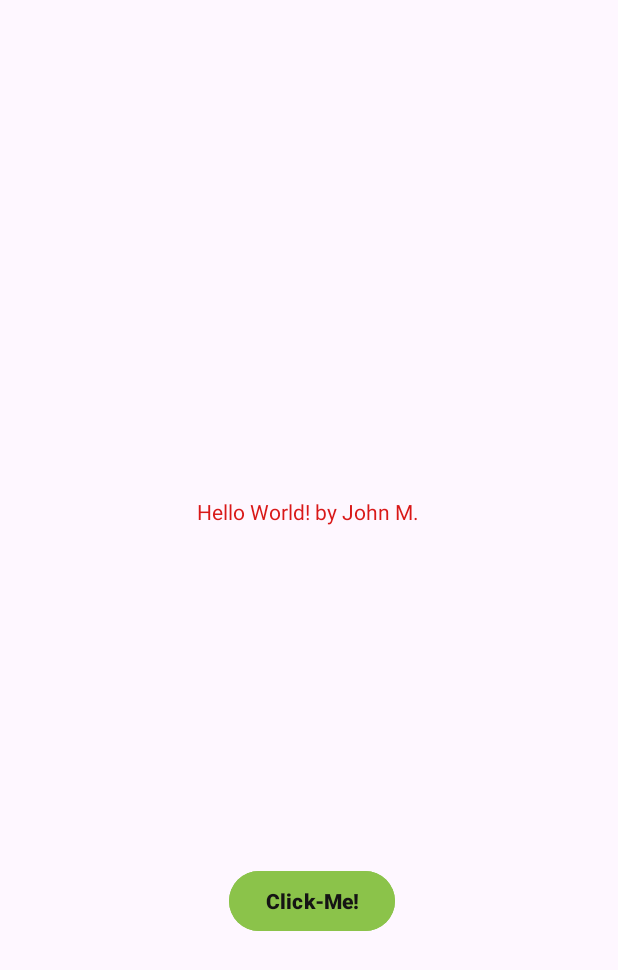
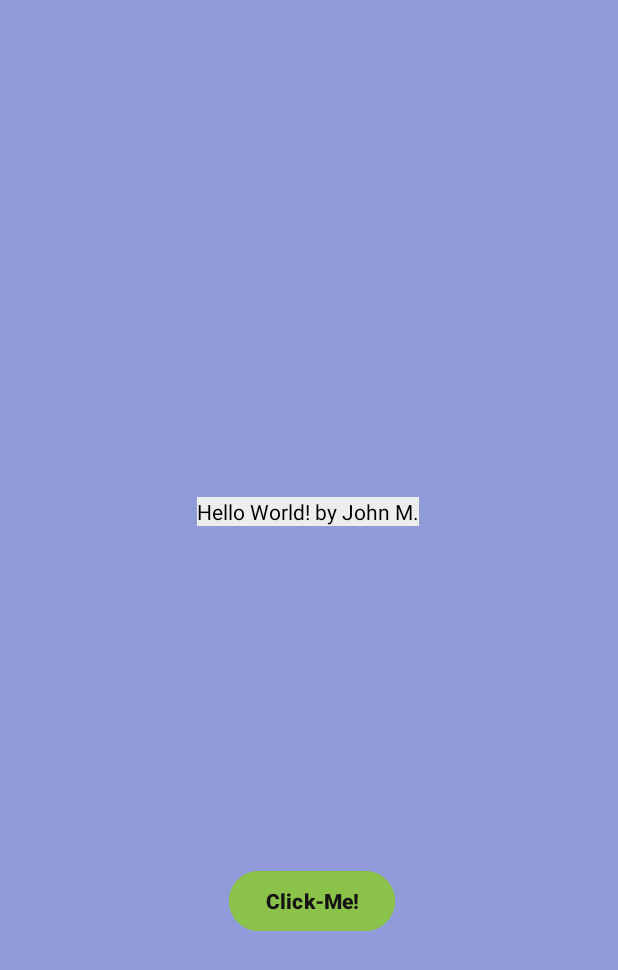
Before and after one commit to JMaca/BCS371_HelloWorld, an Android app: the screen it shows after launch (MainActivity), on a phone screen of 412 x 824 dp. Shown: the top 970 px of the screen. Run offline under Robolectric (Android 15) with nearby library versions, the phone set to English and light mode, and no system bars.

Commit message:
update background color.

```diff
--- a/app/src/main/res/layout/activity_main.xml
+++ b/app/src/main/res/layout/activity_main.xml
@@ -5,14 +5,16 @@
     android:id="@+id/main"
     android:layout_width="match_parent"
     android:layout_height="match_parent"
+    android:background="#919BD9"
     tools:context=".MainActivity">
 
     <TextView
         android:layout_width="wrap_content"
         android:layout_height="wrap_content"
+        android:background="#EDEDED"
         android:text="@string/openingText"
         android:textAllCaps="false"
-        android:textColor="#D91818"
+        android:textColor="#000000"
         app:layout_constraintBottom_toBottomOf="parent"
         app:layout_constraintEnd_toEndOf="parent"
         app:layout_constraintHorizontal_bias="0.498"
```
